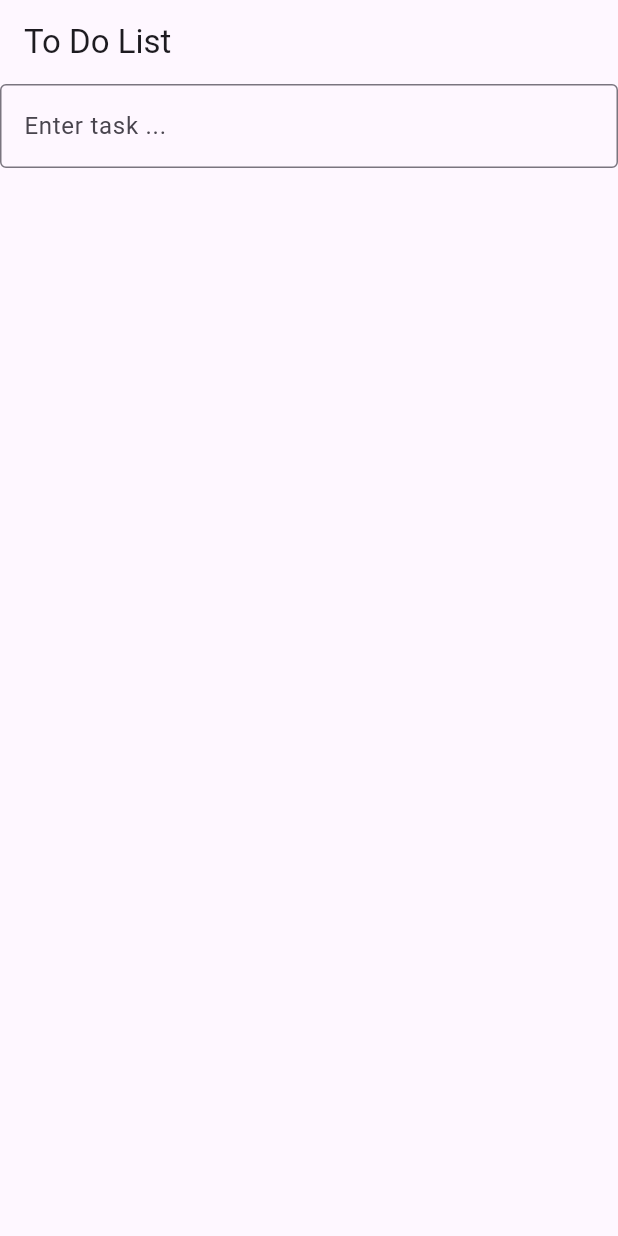
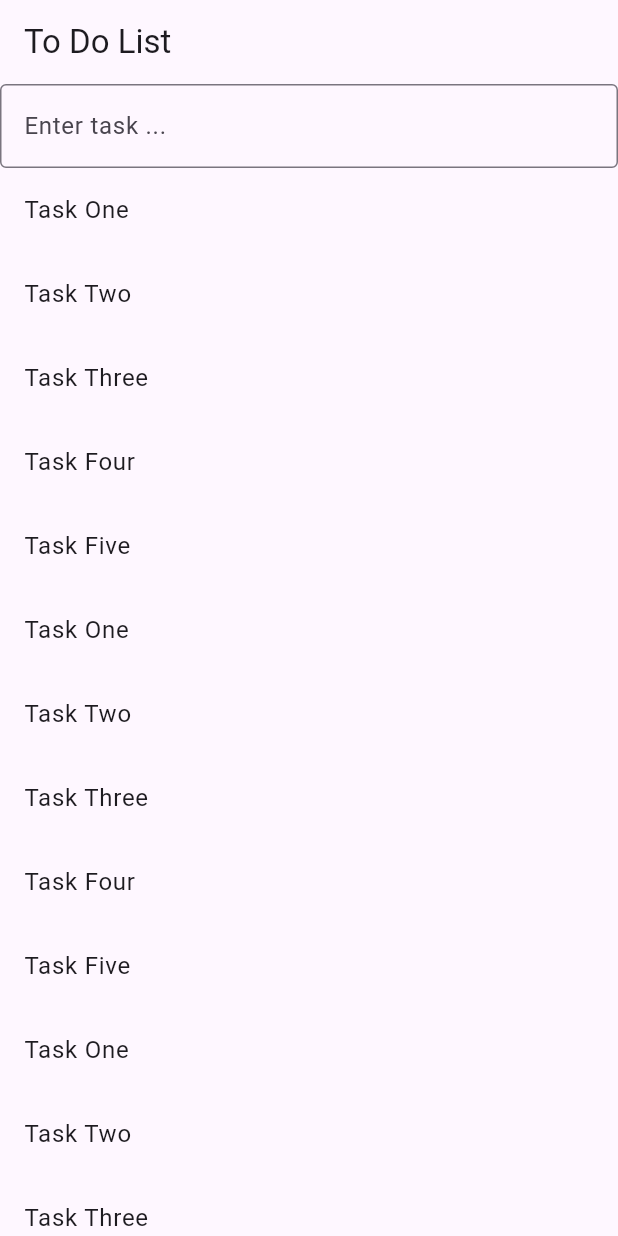
Before and after one commit to aungkoman/flutter-0-to-hero, a Flutter app: the screen it shows after launch, on a phone screen of 412 x 824 dp. Run offline on Flutter 3.47's test engine with Material 3 defaults, Android fonts, the phone set to English and light mode, and no system bars.

Commit message:
text editing controller is added

```diff
--- a/lib/toToListApp/task.dart
+++ b/lib/toToListApp/task.dart
@@ -1,6 +1,6 @@
 class Task{
   String title;
-  String isDone;
+  bool isDone;
 
   Task({
     required this.title,
--- a/lib/toToListApp/to_do_list_app_page.dart
+++ b/lib/toToListApp/to_do_list_app_page.dart
@@ -1,4 +1,5 @@
 import 'package:flutter/material.dart';
+import 'package:zerohero/toToListApp/task.dart';
 
 class ToDoListAppPage extends StatefulWidget {
   const ToDoListAppPage({super.key});
@@ -8,6 +9,25 @@ class ToDoListAppPage extends StatefulWidget {
 }
 
 class _ToDoListAppPageState extends State<ToDoListAppPage> {
+  final TextEditingController _tec = TextEditingController();
+  // state
+  List<Task> tasks = [
+    Task(title: "Task One", isDone: false),
+    Task(title: "Task Two", isDone: false),
+    Task(title: "Task Three", isDone: false),
+    Task(title: "Task Four", isDone: false),
+    Task(title: "Task Five", isDone: false),
+    Task(title: "Task One", isDone: false),
+    Task(title: "Task Two", isDone: false),
+    Task(title: "Task Three", isDone: false),
+    Task(title: "Task Four", isDone: false),
+    Task(title: "Task Five", isDone: false),
+    Task(title: "Task One", isDone: false),
+    Task(title: "Task Two", isDone: false),
+    Task(title: "Task Three", isDone: false),
+    Task(title: "Task Four", isDone: false),
+    Task(title: "Task Five", isDone: false),
+  ];
   @override
   Widget build(BuildContext context) {
     return Scaffold(
@@ -18,6 +38,7 @@ class _ToDoListAppPageState extends State<ToDoListAppPage> {
         children: [
           // text input
           TextField(
+            controller: _tec,
             decoration: const InputDecoration(
               hintText: "Enter task ...",
               border: OutlineInputBorder()
@@ -25,9 +46,21 @@ class _ToDoListAppPageState extends State<ToDoListAppPage> {
             onSubmitted: (String inputValue) {
               print("TextField.onSubmitted");
               print(inputValue);
+              // TODO: add to task list , clear text input
+
+              Task newTask = Task(title: inputValue, isDone: false);
+              setState(() {
+                tasks.insert(0, newTask);
+              });
+              _tec.clear();
             },
           ),
           // tasks list
+          Expanded(child: ListView(
+            children: tasks.map((task) {
+              return ListTile(title: Text(task.title),);
+            }).toList(),
+          ))
 
         ],
       ),
```
